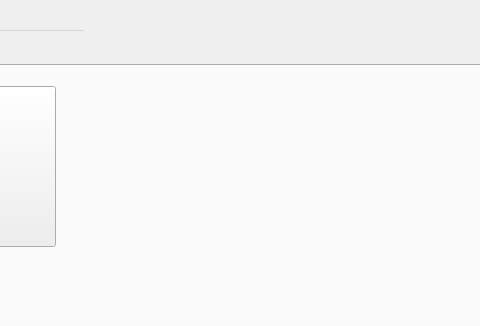
Old version of the form trunk/src/mainwindow1.ui in the repository BackupTheBerlios/mycash-svn; both pictures show x 297 to 777 and y 0 to 326 of the 1280 by 730 pixel window.
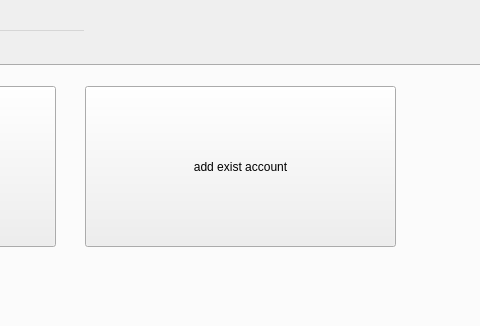
New version of the form.

Commit message: Klasse zur Ansicht vom Kontohauptmenue (TabKontoMain)  hinzugefuegt

Patch:
```diff
--- a/trunk/src/mainwindow1.ui
+++ b/trunk/src/mainwindow1.ui
@@ -44,6 +44,22 @@
       <string>create new account</string>
      </property>
     </widget>
+    <widget class="QPushButton" name="buttonAddKonto" >
+     <property name="geometry" >
+      <rect>
+       <x>360</x>
+       <y>20</y>
+       <width>311</width>
+       <height>161</height>
+      </rect>
+     </property>
+     <property name="text" >
+      <string>add exist account</string>
+     </property>
+     <property name="flat" >
+      <bool>false</bool>
+     </property>
+    </widget>
    </widget>
   </widget>
   <widget class="QMenuBar" name="menubar" >
```
Left out of the diff: 20 changed lines with no effect on the pictures. The commit also changes 14 other files.
